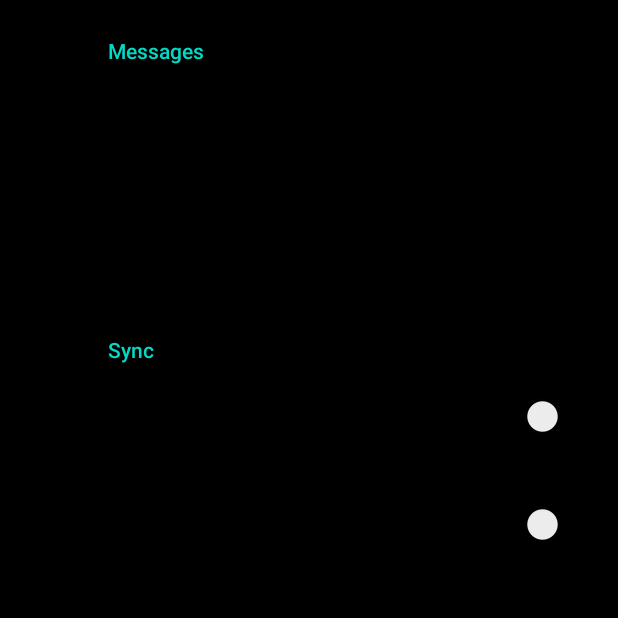
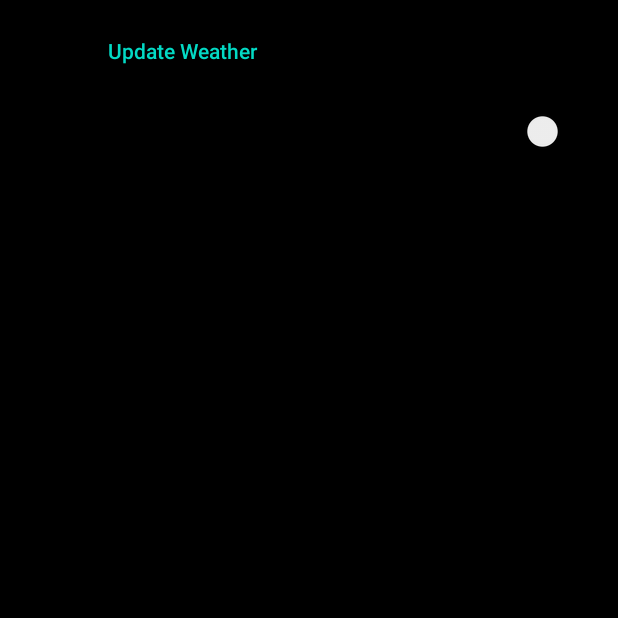
Before and after one commit to duy-maimanh/City-Weather, an Android app: the SettingsFragment screen opened through its navigation route, on a phone screen of 412 x 824 dp, the top half of it. Run offline under Robolectric (Android 15) with nearby library versions, the light colour scheme and no system bars; our stand-ins replace Dagger/Hilt's generated code, RxJava, androidx.preference; libraries missing offline, so code that uses them is left out: com.opencsv, dev.chrisbanes.insetter; network calls fail; 5 statements that could not run were skipped.

Commit message:
update name for setting fragment

```diff
--- a/app/src/main/res/values/arrays.xml
+++ b/app/src/main/res/values/arrays.xml
@@ -1,12 +1,12 @@
 <resources>
-    <!-- Reply Preference -->
-    <string-array name="reply_entries">
-        <item>Reply</item>
-        <item>Reply to all</item>
+    <!-- Update Preference -->
+    <string-array name="update_entries">
+        <item>Auto Update (per 30 minute)</item>
+        <item>Manual Update</item>
     </string-array>
 
-    <string-array name="reply_values">
-        <item>reply</item>
-        <item>reply_all</item>
+    <string-array name="update_values">
+        <item>auto_update</item>
+        <item>manual update</item>
     </string-array>
 </resources>
--- a/app/src/main/res/values/strings.xml
+++ b/app/src/main/res/values/strings.xml
@@ -27,17 +27,7 @@
     <string name="management_city_title">City Management</string>
     <string name="no_data">…</string>
     <!-- Preference Titles -->
-    <string name="messages_header">Messages</string>
-    <string name="sync_header">Sync</string>
-
-    <!-- Messages Preferences -->
-    <string name="signature_title">Your signature</string>
-    <string name="reply_title">Default reply action</string>
-
-    <!-- Sync Preferences -->
-    <string name="sync_title">Sync email periodically</string>
-    <string name="attachment_title">Download incoming attachments</string>
-    <string name="attachment_summary_on">Automatically download attachments for incoming emails
-    </string>
-    <string name="attachment_summary_off">Only download attachments when manually requested</string>
+    <string name="update_header">Update Weather</string>
+    <!-- Weather Update Preferences -->
+    <string name="auto_update_weather_title">Auto update weather (per 30 minutes)</string>
 </resources>
--- a/app/src/main/res/xml/root_preferences.xml
+++ b/app/src/main/res/xml/root_preferences.xml
@@ -1,34 +1,10 @@
 <PreferenceScreen xmlns:app="http://schemas.android.com/apk/res-auto">
 
-    <PreferenceCategory app:title="@string/messages_header">
-
-        <EditTextPreference
-            app:key="signature"
-            app:title="@string/signature_title"
-            app:useSimpleSummaryProvider="true" />
-
-        <ListPreference
-            app:defaultValue="reply"
-            app:entries="@array/reply_entries"
-            app:entryValues="@array/reply_values"
-            app:key="reply"
-            app:title="@string/reply_title"
-            app:useSimpleSummaryProvider="true" />
-
-    </PreferenceCategory>
-
-    <PreferenceCategory app:title="@string/sync_header">
+    <PreferenceCategory app:title="@string/update_header">
 
         <SwitchPreferenceCompat
-            app:key="sync"
-            app:title="@string/sync_title" />
-
-        <SwitchPreferenceCompat
-            app:dependency="sync"
-            app:key="attachment"
-            app:summaryOff="@string/attachment_summary_off"
-            app:summaryOn="@string/attachment_summary_on"
-            app:title="@string/attachment_title" />
+            app:key="auto_update_weather"
+            app:title="@string/auto_update_weather_title" />
 
     </PreferenceCategory>
 
```
